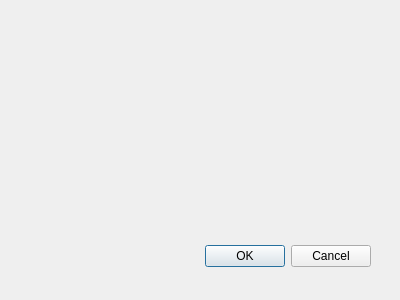
Before: the Qt Designer form building_generalization_dialog_base.ui in marlesz/BuildingGeneralization, drawn with Qt 5.
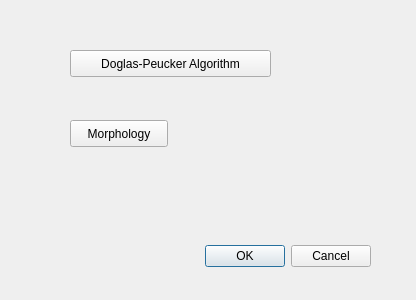
After: the same form once the commit is applied.

Commit message: morphology begining

Patch:
```diff
--- a/building_generalization_dialog_base.ui
+++ b/building_generalization_dialog_base.ui
@@ -1,11 +1,11 @@
 <ui version="4.0" >
  <class>GeneralizationDialogBase</class>
- <widget class="QDialog" name="GeneralizationDialogBase" >
-  <property name="geometry" >
+ <widget class="QDialog" name="GeneralizationDialogBase">
+  <property name="geometry">
    <rect>
     <x>0</x>
     <y>0</y>
-    <width>400</width>
+    <width>416</width>
     <height>300</height>
    </rect>
   </property>
@@ -28,6 +28,32 @@
     <set>QDialogButtonBox::Cancel|QDialogButtonBox::Ok</set>
    </property>
   </widget>
+  <widget class="QPushButton" name="DP">
+   <property name="geometry">
+    <rect>
+     <x>70</x>
+     <y>50</y>
+     <width>201</width>
+     <height>27</height>
+    </rect>
+   </property>
+   <property name="text">
+    <string>Doglas-Peucker Algorithm</string>
+   </property>
+  </widget>
+  <widget class="QPushButton" name="Morph">
+   <property name="geometry">
+    <rect>
+     <x>70</x>
+     <y>120</y>
+     <width>98</width>
+     <height>27</height>
+    </rect>
+   </property>
+   <property name="text">
+    <string>Morphology</string>
+   </property>
+  </widget>
  </widget>
  <resources/>
  <connections>
```
Left out of the diff: 37 changed lines with no effect on the pictures. The commit also changes 5 other files.
